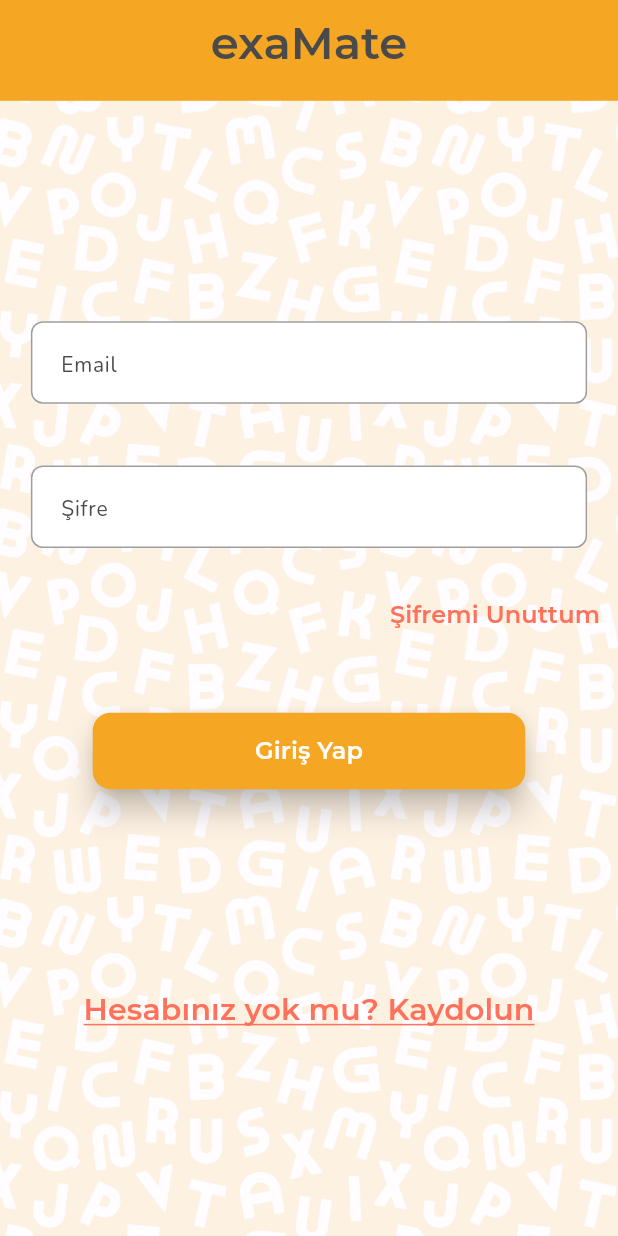
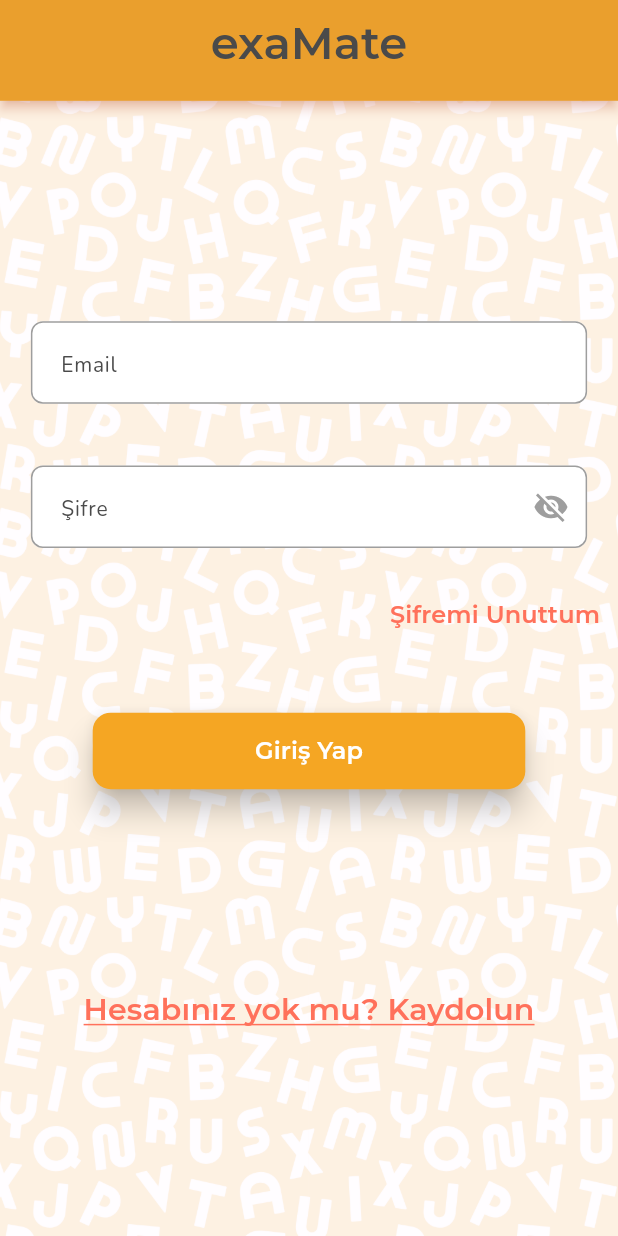
Before and after one commit to selinguz/prepWords, a Flutter app: the screen it shows after launch, on a phone screen of 412 x 824 dp. Run offline on Flutter 3.47's test engine with Material 3 defaults, Android fonts, the phone set to English and light mode, and no system bars; our stand-ins replace cloud_firestore, firebase_auth, firebase_core; missing offline and left inert: flutter_flip_card; accounts and stored records are empty.

Commit message:
sign in ve signup sayfalarına şifre görünürlüğü butonu eklendi

```diff
--- a/lib/components/custom_appbar.dart
+++ b/lib/components/custom_appbar.dart
@@ -26,7 +26,8 @@ class CustomAppBar extends StatelessWidget implements PreferredSizeWidget {
         style: headingLarge.copyWith(fontSize: 30),
       ),
       backgroundColor: primary,
-      elevation: 0,
+      elevation: 3,
+      shadowColor: Colors.deepOrange.withAlpha(120),
       centerTitle: true,
       iconTheme: IconThemeData(color: textGreyColor),
       systemOverlayStyle: SystemUiOverlayStyle.dark,
--- a/lib/components/custom_textField.dart
+++ b/lib/components/custom_textField.dart
@@ -6,12 +6,14 @@ class CustomTextField extends StatelessWidget {
   final String hintText;
   final bool obscureText;
   final FormFieldValidator<String>? validator;
+  final Widget? suffixIcon;
 
   const CustomTextField({
     required this.controller,
     required this.hintText,
     this.obscureText = false,
     this.validator,
+    this.suffixIcon,
     super.key,
   });
 
@@ -26,6 +28,8 @@ class CustomTextField extends StatelessWidget {
         obscureText: obscureText,
         validator: validator,
         decoration: InputDecoration(
+          suffixIcon: suffixIcon,
+          suffixIconColor: Colors.grey,
           contentPadding:
               const EdgeInsets.symmetric(horizontal: 16.0, vertical: 14.0),
           hintText: hintText,
--- a/lib/pages/sign_in_page.dart
+++ b/lib/pages/sign_in_page.dart
@@ -15,6 +15,7 @@ class _SignInPageState extends State<SignInPage> {
   final _formKey = GlobalKey<FormState>();
   final _emailController = TextEditingController();
   final _passwordController = TextEditingController();
+  bool _isPasswordVisible = false; // Şifre görünürlüğü için değişken
 
   @override
   Widget build(BuildContext context) {
@@ -47,7 +48,19 @@ class _SignInPageState extends State<SignInPage> {
                 CustomTextField(
                   controller: _passwordController,
                   hintText: 'Şifre',
-                  obscureText: true,
+                  obscureText: !_isPasswordVisible, // Şifre görünürlüğü
+                  suffixIcon: IconButton(
+                    icon: Icon(
+                      _isPasswordVisible
+                          ? Icons.visibility
+                          : Icons.visibility_off,
+                    ),
+                    onPressed: () {
+                      setState(() {
+                        _isPasswordVisible = !_isPasswordVisible;
+                      });
+                    },
+                  ),
                   validator: (value) {
                     if (value?.isEmpty ?? true) {
                       return 'Şifre gerekli';
--- a/pubspec.yaml
+++ b/pubspec.yaml
@@ -38,7 +38,7 @@ dependencies:
   cloud_firestore: ^5.5.1
   auto_size_text: ^3.0.0
   simple_circular_progress_bar: ^1.0.2
-  flutter_flip_card: ^0.0.4
+  flutter_flip_card: ^0.0.6
   firebase_auth: ^5.4.1
 
 dev_dependencies:
```
Also changed, not shown: pubspec.lock, 3 other files.
